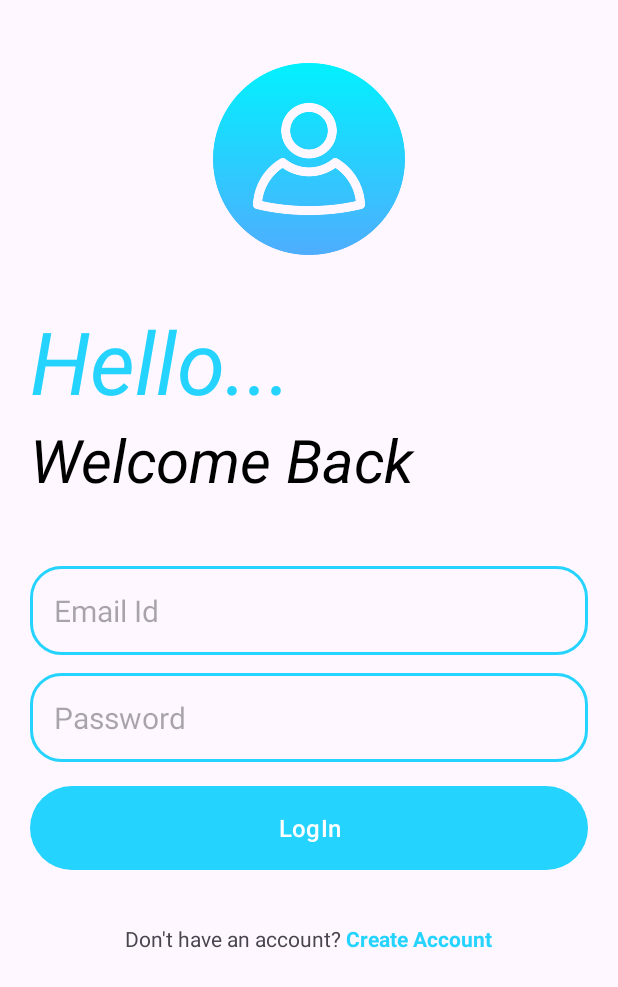
After one commit to FatihEmin48/Notes-App-With-Firebase, an Android app: the LoginActivity screen opened directly, with no data from a screen before it, on a phone screen of 412 x 824 dp. The commit adds this screen. Shown: the top 987 px of the screen. Run offline under Robolectric (Android 15) with nearby library versions, the phone set to English and light mode, and no system bars; our stand-ins replace Firebase (no records; nobody signed in at launch, a user with empty details on screens opened directly).

Commit message:
Firebase Login

```diff
--- a/NotesApp/app/src/main/AndroidManifest.xml
+++ b/NotesApp/app/src/main/AndroidManifest.xml
@@ -12,6 +12,9 @@
         android:supportsRtl="true"
         android:theme="@style/Theme.NotesApp"
         tools:targetApi="31">
+        <activity
+            android:name=".LoginActivity"
+            android:exported="false" />
         <activity
             android:name=".CreateAccountActivity"
             android:exported="false" />
--- a/NotesApp/app/src/main/java/com/fatiheminkarahan/notesapp/CreateAccountActivity.java
+++ b/NotesApp/app/src/main/java/com/fatiheminkarahan/notesapp/CreateAccountActivity.java
@@ -3,6 +3,7 @@ package com.fatiheminkarahan.notesapp;
 import androidx.annotation.NonNull;
 import androidx.appcompat.app.AppCompatActivity;
 
+import android.content.Intent;
 import android.os.Bundle;
 import android.util.Patterns;
 import android.view.View;
@@ -39,7 +40,7 @@ public class CreateAccountActivity extends AppCompatActivity {
         loginBtnTextView = findViewById(R.id.login_text_view_btn);
 
         createAccountBtn.setOnClickListener(v-> createAccount());
-        loginBtnTextView.setOnClickListener(v-> finish());
+        loginBtnTextView.setOnClickListener(v-> startActivity(new Intent(CreateAccountActivity.this, LoginActivity.class)));
 
     }
 
@@ -73,7 +74,6 @@ public class CreateAccountActivity extends AppCompatActivity {
                         if(task.isSuccessful()){
                             //creating acc is done
                             Toast.makeText(CreateAccountActivity.this, "Successfully create account,Check email to verify", Toast.LENGTH_LONG).show();
-                            //Utility.showToast(CreateAccountActivity.this,"Successfully create account,Check email to verify");
                             firebaseAuth.getCurrentUser().sendEmailVerification();
                             firebaseAuth.signOut();
                             finish();
--- /dev/null
+++ b/NotesApp/app/src/main/java/com/fatiheminkarahan/notesapp/LoginActivity.java
@@ -0,0 +1,111 @@
+package com.fatiheminkarahan.notesapp;
+
+import androidx.annotation.NonNull;
+import androidx.appcompat.app.AppCompatActivity;
+
+import android.content.Intent;
+import android.os.Bundle;
+import android.util.Patterns;
+import android.view.View;
+import android.widget.Button;
+import android.widget.EditText;
+import android.widget.ProgressBar;
+import android.widget.TextView;
+import android.widget.Toast;
+
+import com.google.android.gms.tasks.OnCompleteListener;
+import com.google.android.gms.tasks.Task;
+import com.google.firebase.auth.AuthResult;
+import com.google.firebase.auth.FirebaseAuth;
+
+public class LoginActivity extends AppCompatActivity {
+
+    EditText emailEditText, passwordEditText;
+    Button loginBtn;
+    ProgressBar progressBar;
+    TextView createAccountBtnTextView;
+
+    @Override
+    protected void onCreate(Bundle savedInstanceState) {
+        super.onCreate(savedInstanceState);
+        setContentView(R.layout.activity_login);
+
+        emailEditText = findViewById(R.id.email_edit_text);
+        passwordEditText = findViewById(R.id.password_edit_text);
+        loginBtn = findViewById(R.id.login_btn);
+        progressBar = findViewById(R.id.progress_bar);
+        createAccountBtnTextView = findViewById(R.id.create_account_text_view_btn);
+
+        loginBtn.setOnClickListener((v)-> loginUser() );
+        createAccountBtnTextView.setOnClickListener((v)->startActivity(new Intent(LoginActivity.this, CreateAccountActivity.class)) );
+
+    }
+
+    void loginUser(){
+        String email  = emailEditText.getText().toString();
+        String password  = passwordEditText.getText().toString();
+
+
+        boolean isValidated = validateData(email, password);
+        if(!isValidated){
+            return;
+        }
+
+        loginAccountInFirebase(email, password);
+
+    }
+
+    void loginAccountInFirebase(String email,String password){
+        FirebaseAuth firebaseAuth = FirebaseAuth.getInstance();
+        changeInProgress(true);
+        firebaseAuth.signInWithEmailAndPassword(email,password).addOnCompleteListener(new OnCompleteListener<AuthResult>() {
+            @Override
+            public void onComplete(@NonNull Task<AuthResult> task) {
+                changeInProgress(false);
+                if(task.isSuccessful()){
+                    //login is success
+                    if(firebaseAuth.getCurrentUser().isEmailVerified()){
+                        //go to mainactivity
+                        startActivity(new Intent(LoginActivity.this, MainActivity.class));
+                        finish();
+
+                    }else{
+
+                        Toast.makeText(LoginActivity.this, "Email not verified, Please verify your email.", Toast.LENGTH_LONG).show();
+
+                    }
+
+                }else{
+                    //login failed
+                    Toast.makeText(LoginActivity.this, task.getException().getLocalizedMessage(), Toast.LENGTH_LONG).show();
+
+                }
+            }
+        });
+    }
+
+    void changeInProgress(boolean inProgress){
+        if(inProgress){
+            progressBar.setVisibility(View.VISIBLE);
+            loginBtn.setVisibility(View.GONE);
+        }else{
+            progressBar.setVisibility(View.GONE);
+            loginBtn.setVisibility(View.VISIBLE);
+        }
+    }
+
+    boolean validateData(String email,String password){
+        //validate the data that are input by user.
+
+        if(!Patterns.EMAIL_ADDRESS.matcher(email).matches()){
+            emailEditText.setError("Email is invalid");
+            return false;
+        }
+        if(password.length()<6){
+            passwordEditText.setError("Password length is invalid");
+            return false;
+        }
+        return true;
+    }
+
+}
--- /dev/null
+++ b/NotesApp/app/src/main/res/layout/activity_login.xml
@@ -0,0 +1,119 @@
+<?xml version="1.0" encoding="utf-8"?>
+<RelativeLayout xmlns:android="http://schemas.android.com/apk/res/android"
+    xmlns:app="http://schemas.android.com/apk/res-auto"
+    xmlns:tools="http://schemas.android.com/tools"
+    android:layout_width="match_parent"
+    android:layout_height="match_parent"
+    android:layout_marginVertical="10dp"
+    android:layout_marginHorizontal="20dp"
+    tools:context=".LoginActivity">
+    <ImageView
+        android:layout_width="128dp"
+        android:layout_height="128dp"
+        android:layout_centerHorizontal="true"
+        android:layout_marginVertical="32dp"
+        android:id="@+id/login_icon"
+        android:src="@drawable/login"/>
+
+    <LinearLayout
+        android:layout_width="match_parent"
+        android:layout_height="wrap_content"
+        android:layout_below="@id/login_icon"
+        android:id="@+id/hello_text"
+        android:orientation="vertical">
+
+        <TextView
+            android:layout_width="match_parent"
+            android:layout_height="wrap_content"
+            android:outlineAmbientShadowColor="@color/black"
+            android:singleLine="false"
+            android:text="Hello..."
+            android:textColor="@color/my_primary"
+            android:textColorHighlight="#121010"
+            android:textColorLink="#121111"
+            android:textSize="58sp"
+            android:textStyle="italic"/>
+
+        <TextView
+            android:layout_width="match_parent"
+            android:layout_height="wrap_content"
+            android:text="Welcome Back"
+            android:textStyle="italic"
+            android:textSize="40sp"
+            android:textColor="@color/black"/>
+
+    </LinearLayout>
+
+    <LinearLayout
+        android:layout_width="match_parent"
+        android:layout_height="wrap_content"
+        android:id="@+id/form_layout"
+        android:layout_below="@id/hello_text"
+        android:layout_marginVertical="32dp"
+        android:orientation="vertical">
+
+        <EditText
+            android:layout_width="match_parent"
+            android:layout_height="wrap_content"
+            android:id="@+id/email_edit_text"
+            android:inputType="textEmailAddress"
+            android:hint="Email Id"
+            android:textSize="20sp"
+            android:background="@drawable/rounded_corner"
+            android:padding="16dp"
+            android:layout_marginTop="12dp"
+            />
+        <EditText
+            android:layout_width="match_parent"
+            android:layout_height="wrap_content"
+            android:id="@+id/password_edit_text"
+            android:inputType="textPassword"
+            android:hint="Password"
+            android:textSize="20sp"
+            android:background="@drawable/rounded_corner"
+            android:padding="16dp"
+            android:layout_marginTop="12dp"
+            />
+
+
+        <com.google.android.material.button.MaterialButton
+            android:layout_width="match_parent"
+            android:id="@+id/login_btn"
+            android:layout_height="64dp"
+            android:text="LogIn"
+            android:layout_marginTop="12dp"
+            android:textSize="16sp"
+            />
+
+        <ProgressBar
+            android:layout_width="24dp"
+            android:layout_height="64dp"
+            android:id="@+id/progress_bar"
+            android:layout_gravity="center"
+            android:visibility="gone"
+            android:layout_marginTop="12dp"/>
+
+    </LinearLayout>
+
+    <LinearLayout
+        android:layout_width="match_parent"
+        android:layout_height="wrap_content"
+        android:layout_below="@id/form_layout"
+        android:orientation="horizontal"
+        android:gravity="center">
+
+        <TextView
+            android:layout_width="wrap_content"
+            android:layout_height="wrap_content"
+            android:text="Don't have an account? "/>
+        <TextView
+            android:layout_width="wrap_content"
+            android:layout_height="wrap_content"
+            android:textStyle="bold"
+            android:textColor="@color/my_primary"
+            android:id="@+id/create_account_text_view_btn"
+            android:text="Create Account"/>
+
+    </LinearLayout>
+
+</RelativeLayout>
```
Also changed, not shown: 26 other files.
